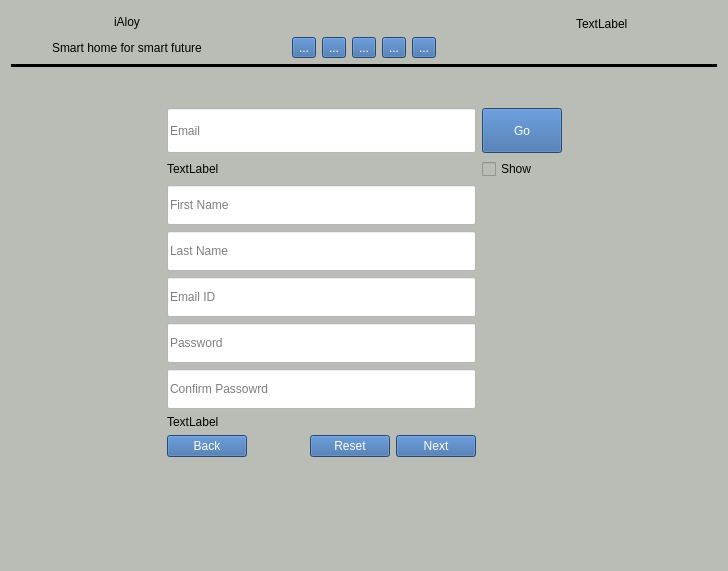
Qt form resource/ui/mainwindow.ui (arghyabi/iAloy_old_desktop_app) before a commit.
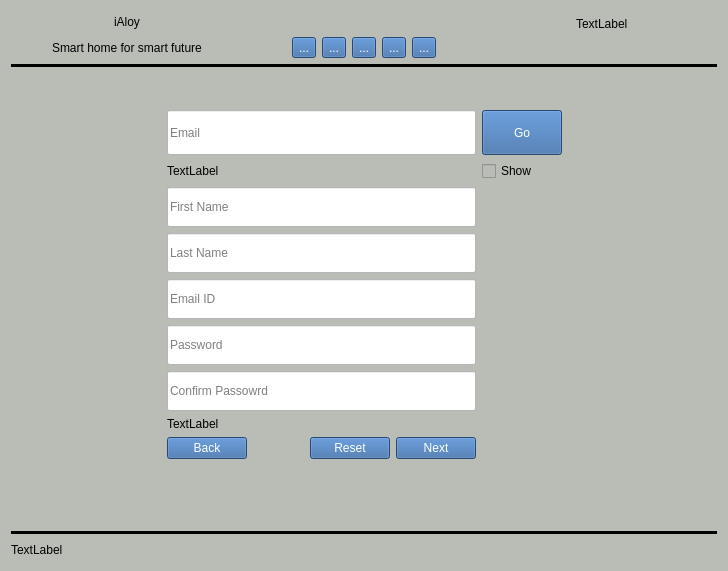
The same form after that commit.

Commit message: online offline features are added

Diff of the .ui file:
```diff
--- a/resource/ui/mainwindow.ui
+++ b/resource/ui/mainwindow.ui
@@ -17,7 +17,7 @@
    <string notr="true">background-color: rgb(186, 189, 182);</string>
   </property>
   <widget class="QWidget" name="centralWidget">
-   <layout class="QVBoxLayout" name="verticalLayout_5">
+   <layout class="QVBoxLayout" name="verticalLayout_2">
     <item>
      <layout class="QHBoxLayout" name="horizontalLayout_7">
       <item>
@@ -357,16 +357,14 @@
      </widget>
     </item>
     <item>
-     <layout class="QVBoxLayout" name="verticalLayout_2">
-      <item>
        <spacer name="verticalSpacer_3">
         <property name="orientation">
          <enum>Qt::Vertical</enum>
         </property>
         <property name="sizeHint" stdset="0">
          <size>
-          <width>20</width>
-          <height>40</height>
+        <width>705</width>
+        <height>13</height>
          </size>
         </property>
        </spacer>
@@ -638,8 +636,44 @@
         </property>
         <property name="sizeHint" stdset="0">
          <size>
-          <width>20</width>
-          <height>107</height>
+        <width>705</width>
+        <height>53</height>
+       </size>
+      </property>
+     </spacer>
+    </item>
+    <item>
+     <widget class="Line" name="line_2">
+      <property name="styleSheet">
+       <string notr="true">background-color: rgb(0, 0, 0);
+border-color: rgb(0, 0, 0);</string>
+      </property>
+      <property name="lineWidth">
+       <number>2</number>
+      </property>
+      <property name="orientation">
+       <enum>Qt::Horizontal</enum>
+      </property>
+     </widget>
+    </item>
+    <item>
+     <layout class="QHBoxLayout" name="horizontalLayout_8">
+      <item>
+       <widget class="QLabel" name="online_offline_label">
+        <property name="text">
+         <string>TextLabel</string>
+        </property>
+       </widget>
+      </item>
+      <item>
+       <spacer name="horizontalSpacer_16">
+        <property name="orientation">
+         <enum>Qt::Horizontal</enum>
+        </property>
+        <property name="sizeHint" stdset="0">
+         <size>
+          <width>40</width>
+          <height>20</height>
          </size>
         </property>
        </spacer>
```
Lines whose indentation alone changed are shown as unchanged. The commit also changes 3 other files.
